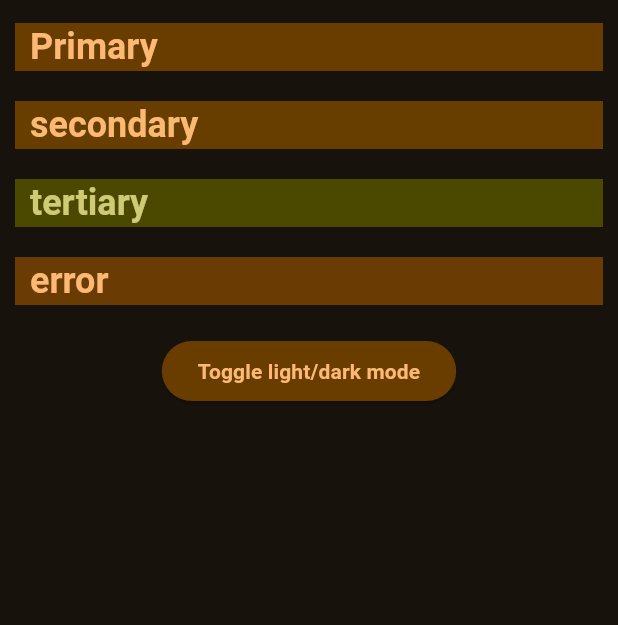
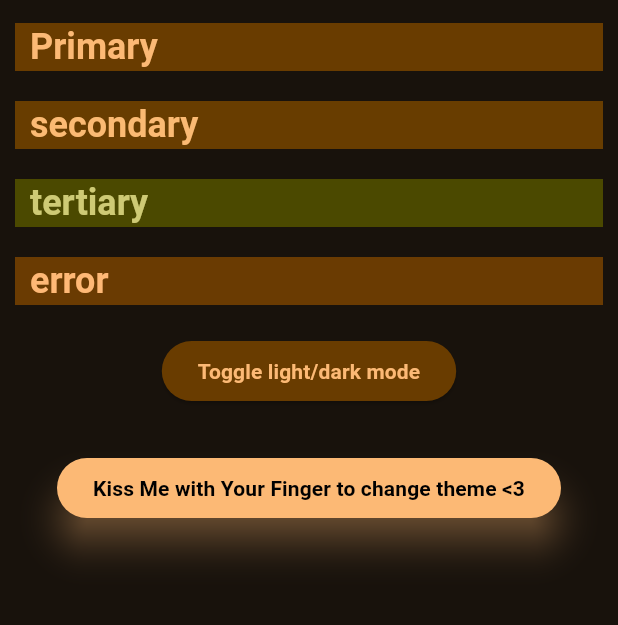
Before and after one commit to thetmyoekhaing/dynamic-theme-gen-flutter, a Flutter app: the screen it shows after launch, on a phone screen of 412 x 824 dp, the part 61-686 px from its top. Run offline on Flutter 3.47's test engine with Material 3 defaults, Android fonts, the phone set to English and light mode, and no system bars; our stand-ins replace flutter_colorpicker.

Commit message:
feat: add update theme using color picker

```diff
--- a/example/lib/main.dart
+++ b/example/lib/main.dart
@@ -1,4 +1,5 @@
 import 'package:dynamic_theme_generator/dynamic_theme_generator.dart';
+import 'package:example/material_color_picker.dart';
 import 'package:flutter/material.dart';
 import 'package:provider/provider.dart';
 
@@ -88,6 +89,24 @@ class HomeScreen extends StatelessWidget {
               onPressed: toggleBrightness,
               child: const Text('Toggle light/dark mode'),
             ),
+            const SizedBox(height: 10),
+            Flexible(
+              child: MaterialColorPicker(
+                pickerColor: colorScheme.primary,
+                onColorChanged: (value) {
+                  final theme = ThemeData(
+                    brightness: Brightness.light,
+                    colorScheme: ColorScheme.fromSeed(
+                      seedColor: value,
+                      brightness: Brightness.light,
+                    ),
+                    textTheme: textTheme,
+                  );
+                  updateTheme(theme);
+                  Navigator.pop(context);
+                },
+              ),
+            ),
           ],
         ),
       ),
@@ -126,13 +145,15 @@ class CusContainer extends StatelessWidget {
 }
 
 class ThemeProvider extends ChangeNotifier {
-  final ThemeManager themeManager;
+  ThemeManager themeManager;
 
   ThemeProvider({required this.themeManager});
 
   void updateTheme({required ThemeData newTheme}) {
     themeManager.updateTheme(newTheme: newTheme);
     notifyListeners();
+    debugPrint(
+        "--------------------- updated ${themeManager.currentTheme.colorScheme.primary} ${themeManager.currentTheme.colorScheme.brightness} ------------------");
   }
 
   void toggleBrightness() {
--- /dev/null
+++ b/example/lib/material_color_picker.dart
@@ -0,0 +1,78 @@
+import 'package:flutter/material.dart';
+import 'package:flutter_colorpicker/flutter_colorpicker.dart';
+
+class MaterialColorPicker extends StatefulWidget {
+  const MaterialColorPicker({
+    super.key,
+    required this.pickerColor,
+    required this.onColorChanged,
+  });
+
+  final Color pickerColor;
+  final void Function(Color color) onColorChanged;
+
+  @override
+  State<MaterialColorPicker> createState() => _MaterialColorPickerState();
+}
+
+class _MaterialColorPickerState extends State<MaterialColorPicker> {
+  final bool _portraitOnly = true;
+  bool isDark = false;
+
+  @override
+  Widget build(BuildContext context) {
+    return ListView(
+      shrinkWrap: true,
+      children: [
+        const SizedBox(height: 20),
+        Row(
+          mainAxisSize: MainAxisSize.min,
+          mainAxisAlignment: MainAxisAlignment.center,
+          children: [
+            ElevatedButton(
+              onPressed: () {
+                showDialog(
+                  context: context,
+                  builder: (BuildContext context) {
+                    return StatefulBuilder(
+                      builder: (context, setState) {
+                        return AlertDialog(
+                          titlePadding: const EdgeInsets.all(0),
+                          contentPadding: const EdgeInsets.all(0),
+                          content: SingleChildScrollView(
+                            child: Column(
+                              children: [
+                                MaterialPicker(
+                                  pickerColor: widget.pickerColor,
+                                  onColorChanged: widget.onColorChanged,
+                                  portraitOnly: _portraitOnly,
+                                ),
+                              ],
+                            ),
+                          ),
+                        );
+                      },
+                    );
+                  },
+                );
+              },
+              style: ElevatedButton.styleFrom(
+                backgroundColor: widget.pickerColor,
+                shadowColor: widget.pickerColor.withOpacity(1),
+                elevation: 10,
+              ),
+              child: Text(
+                'Kiss Me with Your Finger to change theme <3',
+                style: TextStyle(
+                  color: useWhiteForeground(widget.pickerColor)
+                      ? Colors.white
+                      : Colors.black,
+                ),
+              ),
+            ),
+          ],
+        ),
+      ],
+    );
+  }
+}
--- a/example/pubspec.yaml
+++ b/example/pubspec.yaml
@@ -37,6 +37,7 @@ dependencies:
     # The following adds the Cupertino Icons font to your application.
     # Use with the CupertinoIcons class for iOS style icons.
     cupertino_icons: ^1.0.6
+    flutter_colorpicker: ^1.1.0
 
 dev_dependencies:
     flutter_test:
--- a/lib/src/theme_manager.dart
+++ b/lib/src/theme_manager.dart
@@ -3,6 +3,8 @@ import 'package:flutter/material.dart';
 
 class ThemeManager {
   ThemeData _currentTheme;
+  ThemeData _lightMode;
+  ThemeData _darkMode;
   final CUSTOMTHEMES? _customtheme;
 
   ThemeManager({
@@ -17,33 +19,60 @@ class ThemeManager {
                       ? ColorScheme.fromSwatch()
                       : ColorScheme.fromSeed(seedColor: baseColor),
                 ),
-        _customtheme = customTheme;
+        _customtheme = customTheme,
+        _lightMode = customTheme != null
+            ? getLight(customTheme)
+            : ThemeData(
+                colorScheme: baseColor == null
+                    ? ColorScheme.fromSwatch()
+                    : ColorScheme.fromSeed(seedColor: baseColor),
+                brightness: Brightness.light),
+        _darkMode = customTheme != null
+            ? getDark(customTheme)
+            : ThemeData(
+                colorScheme: baseColor == null
+                    ? ColorScheme.fromSwatch()
+                    : ColorScheme.fromSeed(seedColor: baseColor),
+                brightness: Brightness.dark);
 
   ThemeData get currentTheme => _currentTheme;
   ThemeMode get themeMode => _currentTheme.brightness == Brightness.light
       ? ThemeMode.light
       : ThemeMode.dark;
 
-  ThemeData get lightMode => _customtheme != null
-      ? getLight(_customtheme)
-      : ThemeData(
-          colorScheme: ColorScheme.fromSeed(
-            seedColor: _currentTheme.colorScheme.primary,
-            brightness: Brightness.light,
-          ),
-        );
+  ThemeData get lightMode => _lightMode;
 
-  ThemeData get darkMode => _customtheme != null
-      ? getDark(_customtheme)
-      : ThemeData(
-          colorScheme: ColorScheme.fromSeed(
-            seedColor: _currentTheme.colorScheme.primary,
-            brightness: Brightness.dark,
-          ),
-        );
+  set setLightMode(ThemeData light) {
+    _lightMode = light;
+  }
+
+  set setDarkMode(ThemeData dark) {
+    _darkMode = dark;
+  }
+
+  ThemeData get darkMode => _darkMode;
 
   void updateTheme({required ThemeData newTheme}) {
-    _currentTheme = newTheme;
+    // _currentTheme = newTheme;
+    if (newTheme.colorScheme.brightness == Brightness.light) {
+      setLightMode = newTheme;
+      setDarkMode = ThemeData(
+        brightness: Brightness.dark,
+        colorScheme: ColorScheme.fromSeed(
+          brightness: Brightness.dark,
+          seedColor: newTheme.colorScheme.primary,
+        ),
+      );
+    } else {
+      setDarkMode = newTheme;
+      setLightMode = ThemeData(
+        brightness: Brightness.light,
+        colorScheme: ColorScheme.fromSeed(
+          brightness: Brightness.light,
+          seedColor: newTheme.colorScheme.primary,
+        ),
+      );
+    }
   }
 
   void toggleBrightness() {
```
